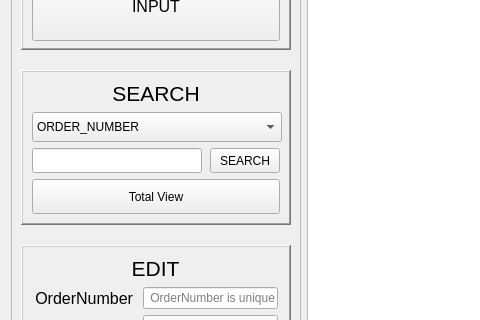
First picture: the form in CustomerManagementAPP/Admin/ordermanager.ui, repository AndaCondaa/Project_CustomerManagementApp, before the edit; both pictures show x 0 to 480 and y 141 to 461 of the 923 by 659 pixel window.
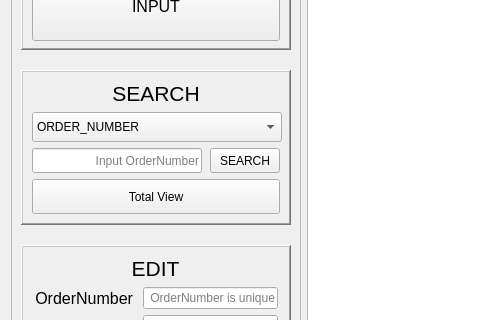
Second picture: the form after the edit. Icons and pictures are not drawn.

The edit to the form file:
```diff
--- a/CustomerManagementAPP/Admin/ordermanager.ui
+++ b/CustomerManagementAPP/Admin/ordermanager.ui
@@ -242,13 +242,13 @@
                     </size>
                    </property>
                    <property name="inputMask">
-                    <string/>
+                    <string>0000000000000</string>
                    </property>
                    <property name="alignment">
                     <set>Qt::AlignRight|Qt::AlignTrailing|Qt::AlignVCenter</set>
                    </property>
                    <property name="placeholderText">
-                    <string/>
+                    <string>Input OrderNumber</string>
                    </property>
                   </widget>
                  </item>
```
Left out of the diff: 4 changed lines with no effect on the pictures.
